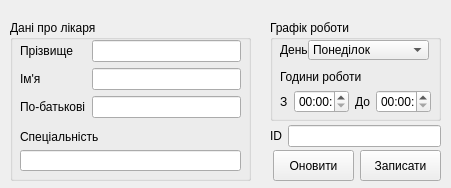
Old version of the form adddoctor.ui in the repository Shadowfank/ClinicRegistry.
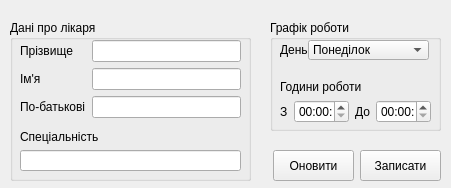
New version of the form.

Diff of the .ui file:
```diff
--- a/adddoctor.ui
+++ b/adddoctor.ui
@@ -32,7 +32,7 @@
      <x>270</x>
      <y>20</y>
      <width>171</width>
-     <height>101</height>
+     <height>111</height>
     </rect>
    </property>
    <property name="title">
@@ -42,7 +42,7 @@
     <property name="geometry">
      <rect>
       <x>10</x>
-      <y>50</y>
+      <y>60</y>
       <width>151</width>
       <height>43</height>
      </rect>
@@ -236,28 +236,6 @@
     <string>Оновити</string>
    </property>
   </widget>
-  <widget class="QWidget" name="">
-   <property name="geometry">
-    <rect>
-     <x>270</x>
-     <y>125</y>
-     <width>171</width>
-     <height>22</height>
-    </rect>
-   </property>
-   <layout class="QHBoxLayout" name="horizontalLayout_2">
-    <item>
-     <widget class="QLabel" name="label_5">
-      <property name="text">
-       <string>ID</string>
-      </property>
-     </widget>
-    </item>
-    <item>
-     <widget class="QLineEdit" name="id_"/>
-    </item>
-   </layout>
-  </widget>
  </widget>
  <tabstops>
   <tabstop>sname</tabstop>
```
